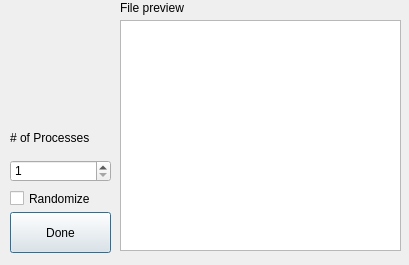
This is src/fileoptionsdialog.ui in stearnsbq/BYRON_STEARNS_CMSC312_2019 as Qt 5 draws it before an edit. The edited form follows.
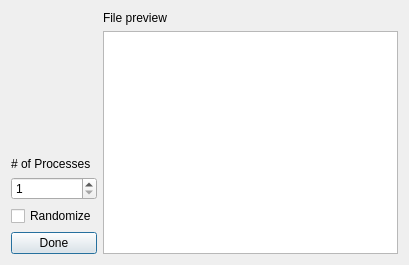
This is the edited form.

```diff
--- a/src/fileoptionsdialog.ui
+++ b/src/fileoptionsdialog.ui
@@ -13,37 +13,14 @@
   <property name="windowTitle">
    <string>Program File Options</string>
   </property>
-  <widget class="QPlainTextEdit" name="filePreview">
-   <property name="geometry">
-    <rect>
-     <x>120</x>
-     <y>20</y>
-     <width>281</width>
-     <height>231</height>
-    </rect>
-   </property>
-  </widget>
-  <widget class="QLabel" name="label">
-   <property name="geometry">
-    <rect>
-     <x>120</x>
-     <y>0</y>
-     <width>71</width>
-     <height>16</height>
-    </rect>
-   </property>
-   <property name="text">
-    <string>File preview</string>
-   </property>
-  </widget>
+  <layout class="QGridLayout" name="gridLayout">
+   <item row="3" column="0">
   <widget class="QSpinBox" name="procCount">
-   <property name="geometry">
-    <rect>
-     <x>10</x>
-     <y>160</y>
-     <width>101</width>
-     <height>22</height>
-    </rect>
+     <property name="sizePolicy">
+      <sizepolicy hsizetype="Preferred" vsizetype="Fixed">
+       <horstretch>0</horstretch>
+       <verstretch>0</verstretch>
+      </sizepolicy>
    </property>
    <property name="minimum">
     <number>1</number>
@@ -52,45 +29,58 @@
     <number>9999</number>
    </property>
   </widget>
-  <widget class="QLabel" name="label_2">
-   <property name="geometry">
-    <rect>
-     <x>10</x>
-     <y>130</y>
-     <width>91</width>
-     <height>16</height>
-    </rect>
-   </property>
-   <property name="text">
-    <string># of Processes</string>
-   </property>
-  </widget>
+   </item>
+   <item row="4" column="0">
   <widget class="QCheckBox" name="isRandom">
-   <property name="geometry">
-    <rect>
-     <x>10</x>
-     <y>190</y>
-     <width>91</width>
-     <height>17</height>
-    </rect>
-   </property>
    <property name="text">
     <string>Randomize</string>
    </property>
   </widget>
+   </item>
+   <item row="5" column="0">
   <widget class="QPushButton" name="done">
-   <property name="geometry">
-    <rect>
-     <x>10</x>
-     <y>212</y>
-     <width>101</width>
-     <height>41</height>
-    </rect>
-   </property>
    <property name="text">
     <string>Done</string>
    </property>
   </widget>
+   </item>
+   <item row="2" column="0">
+    <widget class="QLabel" name="label_2">
+     <property name="sizePolicy">
+      <sizepolicy hsizetype="Preferred" vsizetype="Fixed">
+       <horstretch>0</horstretch>
+       <verstretch>0</verstretch>
+      </sizepolicy>
+     </property>
+     <property name="text">
+      <string># of Processes</string>
+     </property>
+    </widget>
+   </item>
+   <item row="0" column="1">
+    <widget class="QLabel" name="label">
+     <property name="sizePolicy">
+      <sizepolicy hsizetype="Maximum" vsizetype="Fixed">
+       <horstretch>0</horstretch>
+       <verstretch>0</verstretch>
+      </sizepolicy>
+     </property>
+     <property name="text">
+      <string>File preview</string>
+     </property>
+    </widget>
+   </item>
+   <item row="1" column="1" rowspan="5">
+    <widget class="QPlainTextEdit" name="filePreview">
+     <property name="sizePolicy">
+      <sizepolicy hsizetype="Expanding" vsizetype="Expanding">
+       <horstretch>0</horstretch>
+       <verstretch>0</verstretch>
+      </sizepolicy>
+     </property>
+    </widget>
+   </item>
+  </layout>
  </widget>
  <resources/>
  <connections/>
```
Lines whose indentation alone changed are shown as unchanged.
